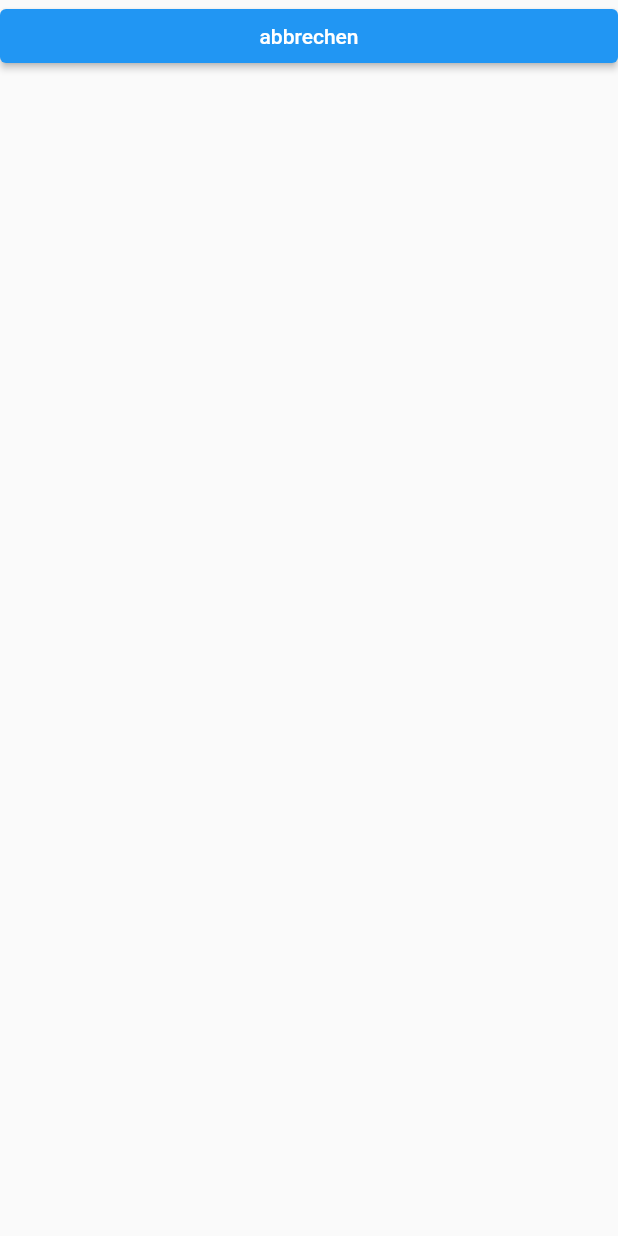
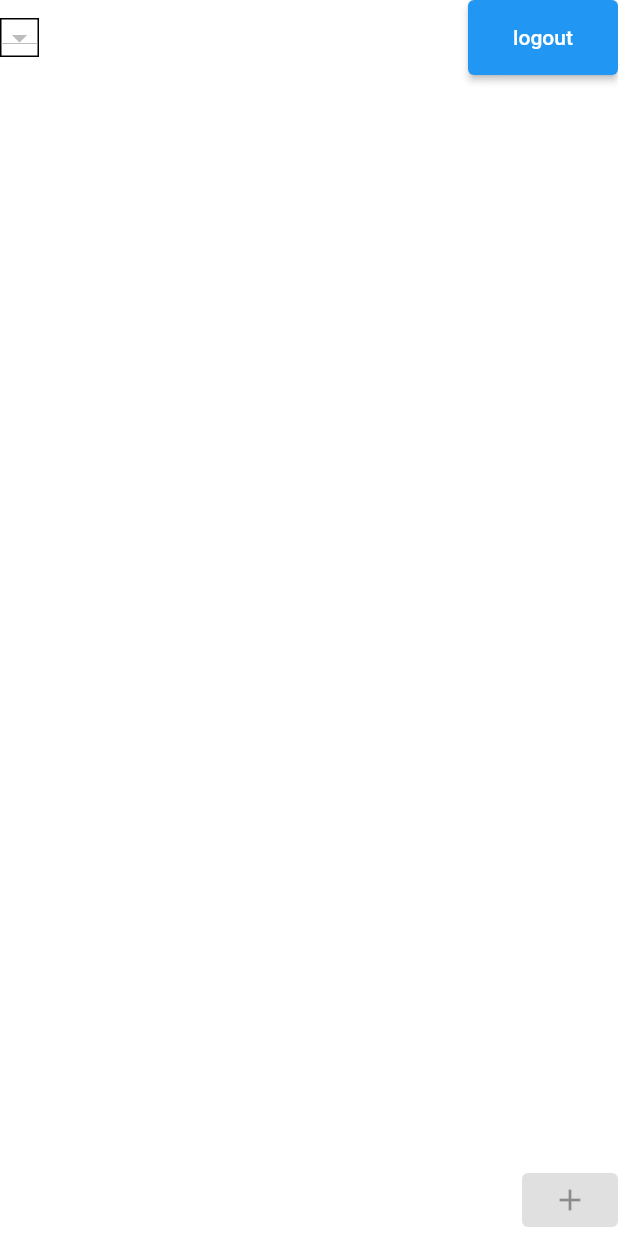
Before and after one commit to AaronLinder/notizapp, a Flutter app: the screen it shows after launch, on a phone screen of 412 x 824 dp. Run offline on Flutter 3.47's test engine with Material 2 defaults, Android fonts, the phone set to English and light mode, and no system bars.

Commit message:
Erweiterung der Notizübersicht

```diff
--- a/lib/notizenuebersicht.dart
+++ b/lib/notizenuebersicht.dart
@@ -5,17 +5,42 @@ class uebersicht extends StatelessWidget {
 
   @override
   Widget build(BuildContext context) {
-    return Column(
+    return Container(
+        decoration: new BoxDecoration(color: Colors.white),
+        child: Column(
                 children: [
+                Row(children: [
+        Align(
+        alignment: Alignment.topLeft,
+            child: Container(
+                decoration: BoxDecoration(
+                    border: Border.all(color: Colors.black)
+                ),
+                child:
+                DropdownButton(items: null)
+            )),
+                Expanded(child:
                 Align(
                 alignment: Alignment.topRight,
-                child: ElevatedButton(
+                child: SizedBox(
+                    width: 100, // <-- Your width
+                    height: 50,
+                    child: ElevatedButton(
                       onPressed: () {
                         Navigator.pushNamed(context, "login");
                       },
                       child: const Center(
-                        child: Text('abbrechen'),
+                        child: Text('logout'),
                       ))
-                )]);
+                )))]),
+
+        const Expanded(
+          child: Align(
+              alignment: Alignment.bottomRight,
+              child: ElevatedButton(onPressed: null, child: Icon(Icons.add)),
+          ))]));
+
+
+
   }
 }
```
